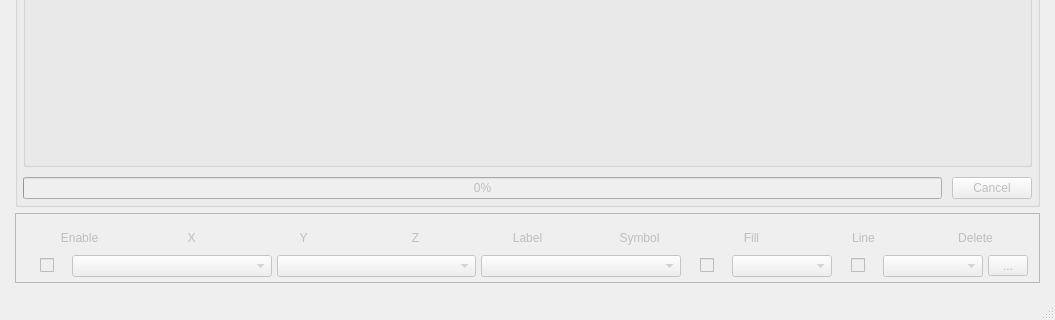
kevinanewman/colliderscope2024, file colliderscope.ui: the form before one commit; both pictures show x 0 to 1055 and y 512 to 832 of the 1055 by 832 pixel window.
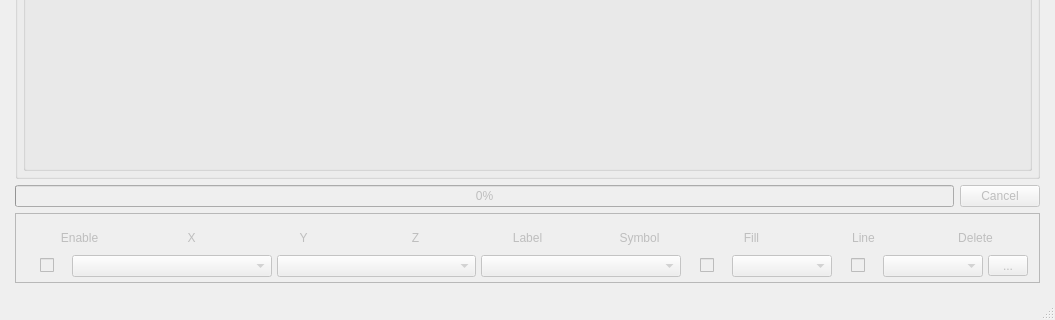
The form after the commit. The open tabs and pages were chosen to show the change. Icons and pictures are not drawn. Custom widgets are drawn as their Qt base class.

Commit message: tweaks to app flow

The edit to the form file:
```diff
--- a/colliderscope.ui
+++ b/colliderscope.ui
@@ -2228,7 +2228,7 @@
           <property name="title">
            <string>Export Options</string>
           </property>
-          <layout class="QVBoxLayout" name="verticalLayout_25" stretch="0,0,0,1,0">
+          <layout class="QVBoxLayout" name="verticalLayout_25" stretch="0,0,0,1">
            <property name="spacing">
             <number>10</number>
            </property>
@@ -2789,6 +2789,9 @@
              </layout>
             </widget>
            </item>
+          </layout>
+         </widget>
+        </item>
            <item>
             <layout class="QHBoxLayout" name="horizontalLayout_18">
              <item>
@@ -2813,9 +2816,6 @@
              </item>
             </layout>
            </item>
-          </layout>
-         </widget>
-        </item>
         <item>
          <widget class="QScrollArea" name="scrollArea_2">
           <property name="enabled">
```
Left out of the diff: 4 changed lines with no effect on the pictures. Lines whose indentation alone changed are shown as unchanged. The commit also changes 2 other files.
